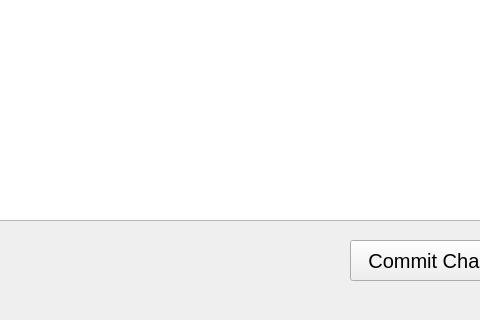
First picture: the form in editfiles.ui, repository HalaSaadeh/XML_Warehouse, before the edit; both pictures show x 550 to 1030 and y 530 to 850 of the 1120 by 850 pixel window.
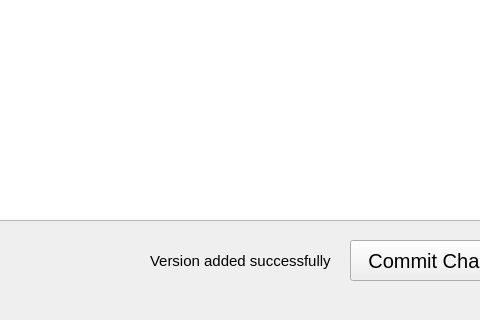
Second picture: the form after the edit.

Diff of the .ui file:
```diff
--- a/editfiles.ui
+++ b/editfiles.ui
@@ -481,6 +481,22 @@
     <string>Montior Files</string>
    </property>
   </widget>
+  <widget class="QLabel" name="versionSuccess">
+   <property name="geometry">
+    <rect>
+     <x>700</x>
+     <y>780</y>
+     <width>181</width>
+     <height>21</height>
+    </rect>
+   </property>
+   <property name="styleSheet">
+    <string notr="true">font-size:15px;</string>
+   </property>
+   <property name="text">
+    <string>Version added successfully! </string>
+   </property>
+  </widget>
  </widget>
  <resources/>
  <connections/>
```
